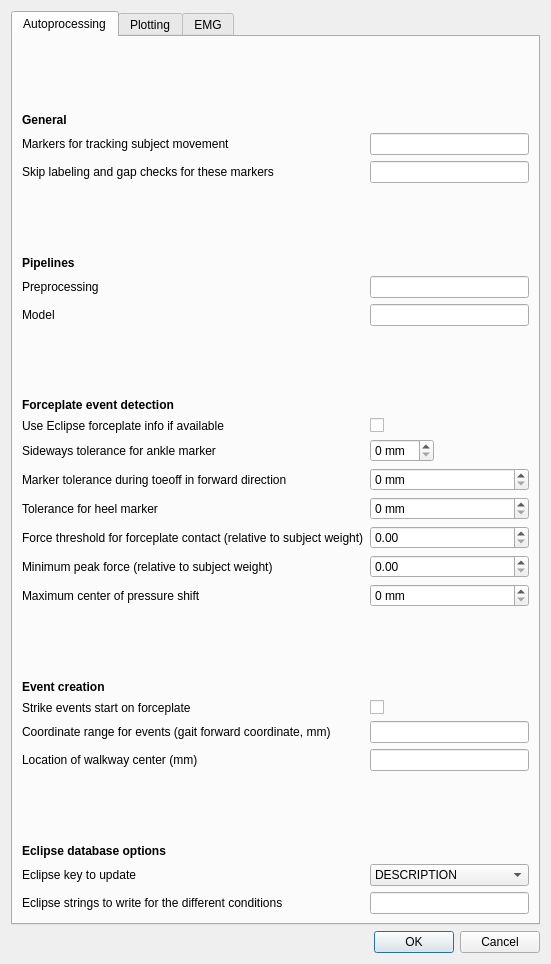
The window that gaitutils/nexus_scripts/options_dialog.ui (NCH-Motion-Laboratory/gaitutils) describes before a commit, drawn with Qt 5.
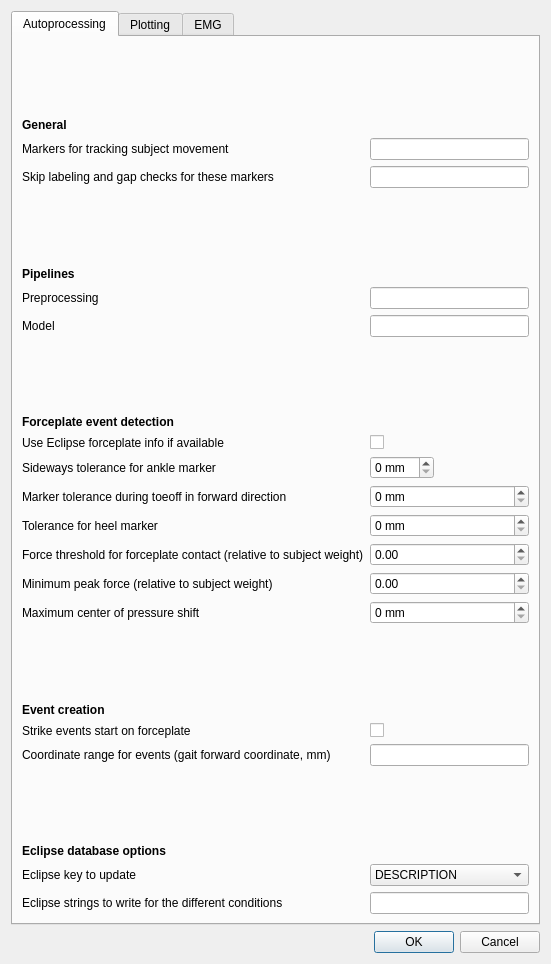
The same window after the commit.

Commit message: rm 'walkway center' option

The edit to the form file:
```diff
--- a/gaitutils/nexus_scripts/options_dialog.ui
+++ b/gaitutils/nexus_scripts/options_dialog.ui
@@ -341,19 +341,6 @@
           <widget class="QLineEdit" name="cfg_events_range"/>
          </item>
          <item row="21" column="0">
-          <widget class="QLabel" name="label_18">
-           <property name="toolTip">
-            <string>&lt;html&gt;&lt;head/&gt;&lt;body&gt;&lt;p&gt;Approximate location of the walkway center.&lt;/p&gt;&lt;/body&gt;&lt;/html&gt;</string>
-           </property>
-           <property name="text">
-            <string>Location of walkway center (mm)</string>
-           </property>
-          </widget>
-         </item>
-         <item row="21" column="1">
-          <widget class="QLineEdit" name="cfg_walkway_ctr"/>
-         </item>
-         <item row="22" column="0">
           <spacer name="verticalSpacer_3">
            <property name="orientation">
             <enum>Qt::Vertical</enum>
```
Left out of the diff: 36 changed lines with no effect on the pictures. The commit also changes 2 other files.
